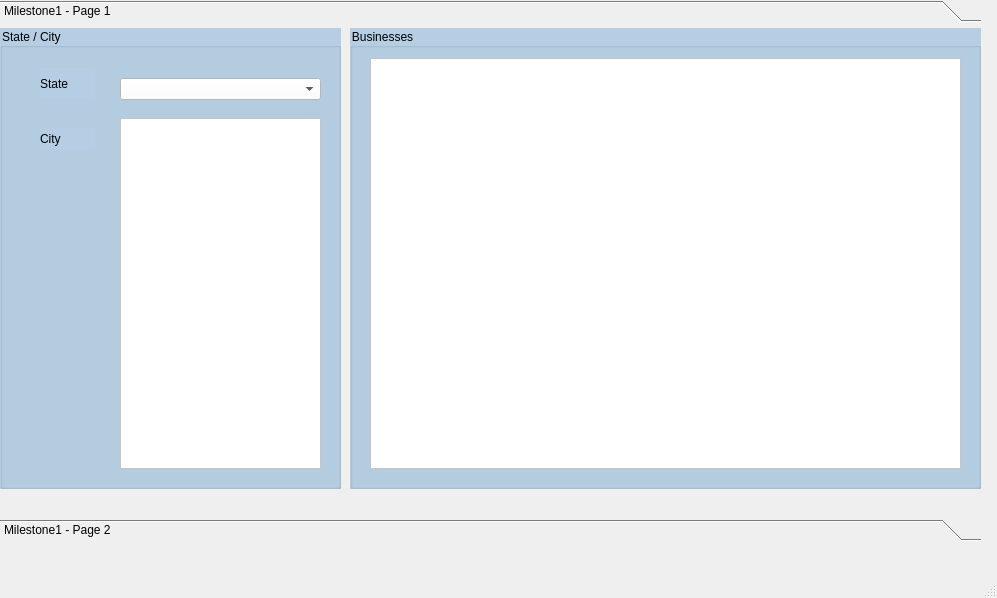
The window that Milestone1App.ui (KenoPeck/451Project) describes before a commit, drawn with Qt 5.
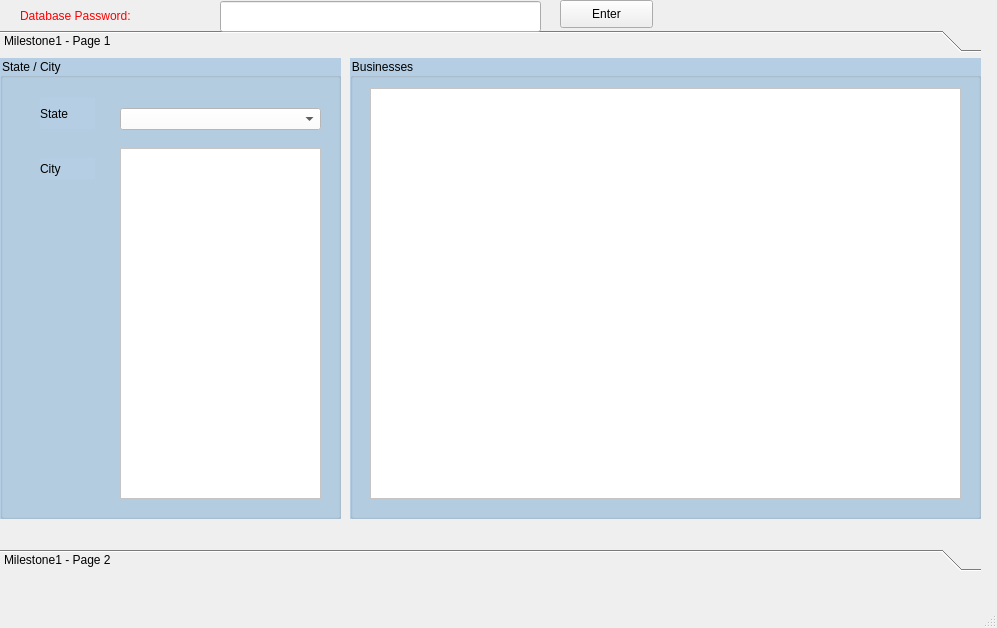
The same window after the commit. The open tabs and pages were chosen to show the change.

Commit message: Added Database Password Field

The edit to the form file:
```diff
--- a/Milestone1App.ui
+++ b/Milestone1App.ui
@@ -7,7 +7,7 @@
     <x>0</x>
     <y>0</y>
     <width>997</width>
-    <height>598</height>
+    <height>628</height>
    </rect>
   </property>
   <property name="windowTitle">
@@ -18,7 +18,7 @@
     <property name="geometry">
      <rect>
       <x>0</x>
-      <y>0</y>
+      <y>30</y>
       <width>981</width>
       <height>541</height>
      </rect>
@@ -245,6 +245,46 @@
      </widget>
     </widget>
    </widget>
+   <widget class="QLineEdit" name="databasePW">
+    <property name="geometry">
+     <rect>
+      <x>220</x>
+      <y>1</y>
+      <width>321</width>
+      <height>31</height>
+     </rect>
+    </property>
+   </widget>
+   <widget class="QLabel" name="label_5">
+    <property name="geometry">
+     <rect>
+      <x>20</x>
+      <y>6</y>
+      <width>201</width>
+      <height>20</height>
+     </rect>
+    </property>
+    <property name="styleSheet">
+     <string notr="true">font: 12pt &quot;Lucida Sans&quot;;
+color: rgb(255, 0, 0);</string>
+    </property>
+    <property name="text">
+     <string>Database Password:</string>
+    </property>
+   </widget>
+   <widget class="QPushButton" name="enterPW">
+    <property name="geometry">
+     <rect>
+      <x>560</x>
+      <y>0</y>
+      <width>93</width>
+      <height>28</height>
+     </rect>
+    </property>
+    <property name="text">
+     <string>Enter</string>
+    </property>
+   </widget>
   </widget>
   <widget class="QMenuBar" name="menubar">
    <property name="geometry">
```
Left out of the diff: 2 changed lines with no effect on the pictures. The commit also changes 2 other files.
